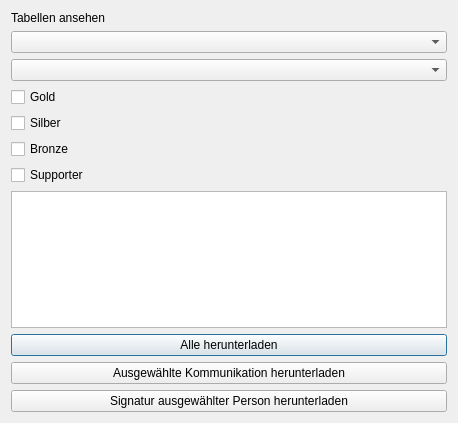
green-lion-racing/glr-database, file displaytables.ui: the form before one commit.
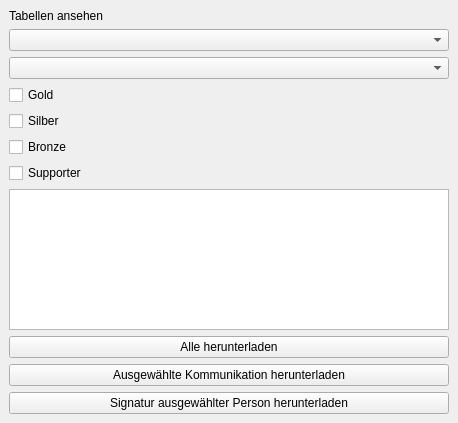
The form after the commit.

Commit message:
allow only one instance of tables
make displayTables QMainWindow

Diff of the .ui file:
```diff
--- a/displaytables.ui
+++ b/displaytables.ui
@@ -1,7 +1,7 @@
 <?xml version="1.0" encoding="UTF-8"?>
 <ui version="4.0">
  <class>displayTables</class>
- <widget class="QDialog" name="displayTables">
+ <widget class="QMainWindow" name="displayTables">
   <property name="geometry">
    <rect>
     <x>0</x>
@@ -13,6 +13,7 @@
   <property name="windowTitle">
    <string>Dialog</string>
   </property>
+  <widget class="QWidget" name="centralwidget_display_tables">
   <layout class="QVBoxLayout" name="verticalLayout_2">
    <item>
     <layout class="QVBoxLayout" name="verticalLayout">
@@ -84,6 +85,7 @@
     </widget>
    </item>
   </layout>
+  </widget>
  </widget>
  <resources/>
  <connections/>
```
Lines whose indentation alone changed are shown as unchanged. The commit also changes 7 other files.
